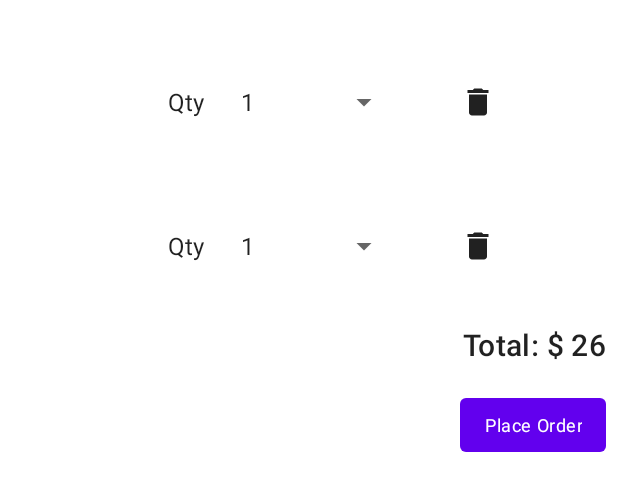
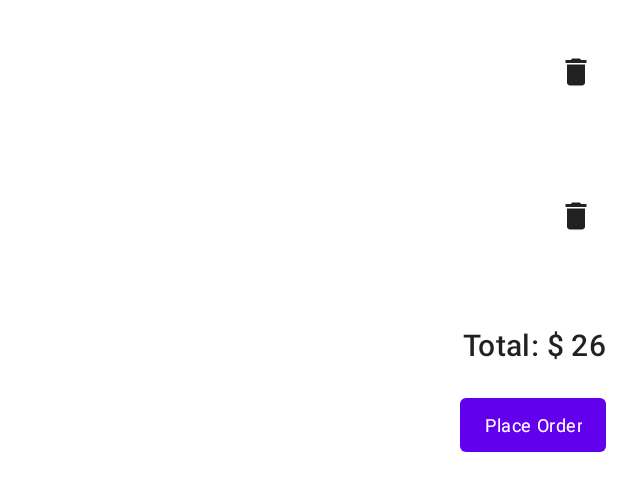
Before and after one commit to wangxinling/ARGallery, an Android app: the layout fragment_cart.xml on its own in the app's theme, with its tools: preview values and no code run, on a phone screen of 412 x 824 dp. Shown: the top 491 px of the screen. Run offline under Robolectric (Android 15) with nearby library versions, the light colour scheme and no system bars.

```diff
--- a/app/src/main/java/com/google/ar/core/examples/java/helloar/placeholder/PlaceholderContent.kt
+++ b/app/src/main/java/com/google/ar/core/examples/java/helloar/placeholder/PlaceholderContent.kt
@@ -40,7 +40,7 @@ object PlaceholderContent {
 
     private fun createPlaceholderItem(position: Int): PlaceholderItem {
         return PlaceholderItem(position.toString(), "Item " + position, makeDetails(position), R.drawable.daisy,
-            99.9,"https://images.unsplash.com/photo-1583089892943-e02e5b017b6a?ixid=MXwxMjA3fDB8MHxwaG90by1wYWdlfHx8fGVufDB8fHw%3D&ixlib=rb-1.2.1&auto=format&fit=crop&w=800&q=80")
+            99.9F,"https://images.unsplash.com/photo-1583089892943-e02e5b017b6a?ixid=MXwxMjA3fDB8MHxwaG90by1wYWdlfHx8fGVufDB8fHw%3D&ixlib=rb-1.2.1&auto=format&fit=crop&w=800&q=80")
     }
 
     private fun makeDetails(position: Int): String {
@@ -56,7 +56,7 @@ object PlaceholderContent {
      * A placeholder item representing a piece of content.
      */
     data class PlaceholderItem(val id: String, val content: String, val details: String,@DrawableRes
-    val image: Int?, val price: Number, val imgURL:String) {
+    val image: Int?, val price: Float, val imgURL:String) {
         override fun toString(): String = content
     }
 }
--- a/app/src/main/res/layout/cart_row.xml
+++ b/app/src/main/res/layout/cart_row.xml
@@ -15,7 +15,6 @@
             app:layout_constraintBottom_toBottomOf="parent"
             app:layout_constraintStart_toStartOf="parent"
             app:layout_constraintTop_toTopOf="parent" />
-<!--            android:productImage="@{cartItem.product.imageUrl}"-->
 
 
 
@@ -26,60 +25,53 @@
             android:layout_marginStart="16dp"
             android:layout_marginLeft="16dp"
             android:textAppearance="@style/TextAppearance.MaterialComponents.Body1"
-            app:layout_constraintBottom_toTopOf="@+id/textView"
             app:layout_constraintStart_toEndOf="@+id/productImageView"
+            app:layout_constraintBottom_toBottomOf="parent"
             app:layout_constraintTop_toTopOf="parent"/>
-<!--            android:text="@{cartItem.product.name}" -->
 
-        <TextView
-            android:id="@+id/textView"
-            android:layout_width="wrap_content"
-            android:layout_height="wrap_content"
-            android:text="Qty"
-            android:textAppearance="@style/TextAppearance.MaterialComponents.Subtitle1"
-            app:layout_constraintBottom_toBottomOf="parent"
-            app:layout_constraintStart_toStartOf="@+id/productNameTextView"
-            app:layout_constraintTop_toBottomOf="@+id/productNameTextView" />
+<!--        <TextView-->
+<!--            android:id="@+id/textView"-->
+<!--            android:layout_width="wrap_content"-->
+<!--            android:layout_height="wrap_content"-->
+<!--            android:text="Qty"-->
+<!--            android:textAppearance="@style/TextAppearance.MaterialComponents.Subtitle1"-->
+<!--            app:layout_constraintBottom_toBottomOf="parent"-->
+<!--            app:layout_constraintStart_toStartOf="@+id/productNameTextView"-->
+<!--            app:layout_constraintTop_toBottomOf="@+id/productNameTextView" />-->
 
-        <Spinner
-            android:id="@+id/quantitySpinner"
-            android:layout_width="wrap_content"
-            android:layout_height="wrap_content"
-            android:layout_marginStart="16dp"
-            android:layout_marginLeft="16dp"
-            app:layout_constraintBottom_toBottomOf="@+id/textView"
-            app:layout_constraintStart_toEndOf="@+id/textView"
-            app:layout_constraintTop_toTopOf="@+id/textView"
-            android:entries="@array/quantity_string_array"
-            android:textAppearance="@style/TextAppearance.MaterialComponents.Subtitle1"/>
-<!--            android:setVal="@{cartItem.quantity}"-->
-
+<!--        <Spinner-->
+<!--            android:id="@+id/quantitySpinner"-->
+<!--            android:layout_width="wrap_content"-->
+<!--            android:layout_height="wrap_content"-->
+<!--            android:layout_marginStart="16dp"-->
+<!--            android:layout_marginLeft="16dp"-->
+<!--            app:layout_constraintBottom_toBottomOf="@+id/textView"-->
+<!--            app:layout_constraintStart_toEndOf="@+id/textView"-->
+<!--            app:layout_constraintTop_toTopOf="@+id/textView"-->
+<!--            android:entries="@array/quantity_string_array"-->
+<!--            android:textAppearance="@style/TextAppearance.MaterialComponents.Subtitle1"/>-->
 
 
         <ImageButton
             android:id="@+id/deleteProductButton"
             android:layout_width="wrap_content"
             android:layout_height="wrap_content"
-            android:layout_marginStart="32dp"
-            android:layout_marginLeft="32dp"
             android:background="?android:attr/selectableItemBackground"
-            android:padding="8dp"
-            app:layout_constraintBottom_toBottomOf="@+id/quantitySpinner"
-            app:layout_constraintStart_toEndOf="@+id/quantitySpinner"
-            app:layout_constraintTop_toTopOf="@+id/quantitySpinner"
+            android:layout_marginEnd="16dp"
+            android:layout_marginRight="16dp"
+            app:layout_constraintBottom_toBottomOf="parent"
+            app:layout_constraintEnd_toEndOf="parent"
+            app:layout_constraintTop_toTopOf="parent"
             app:srcCompat="@drawable/ic_baseline_delete_24" />
 
         <TextView
             android:id="@+id/productTotalPriceTextView"
             android:layout_width="wrap_content"
             android:layout_height="wrap_content"
-            android:layout_marginEnd="16dp"
-            android:layout_marginRight="16dp"
+            android:textAppearance="@style/TextAppearance.MaterialComponents.Body1"
             app:layout_constraintBottom_toBottomOf="parent"
-            app:layout_constraintEnd_toEndOf="parent"
-            app:layout_constraintTop_toTopOf="parent"
-            android:textAppearance="@style/TextAppearance.MaterialComponents.Body1"/>
-<!--            android:text="@{String.valueOf(cartItem.product.price * cartItem.quantity)}" -->
+            app:layout_constraintEnd_toStartOf="@+id/deleteProductButton"
+            app:layout_constraintTop_toTopOf="parent" />
 
 
 </androidx.constraintlayout.widget.ConstraintLayout>
```
Also changed, not shown: app/src/main/java/com/google/ar/core/examples/java/helloar/ui/cart/CartFragment.kt (+11 -6 lines), app/src/main/java/com/google/ar/core/examples/java/helloar/ui/cart/CartListAdapter.kt (+15 -14 lines), app/src/main/java/com/google/ar/core/examples/java/helloar/ui/cart/CartViewModel.kt (+14 -0 lines).
